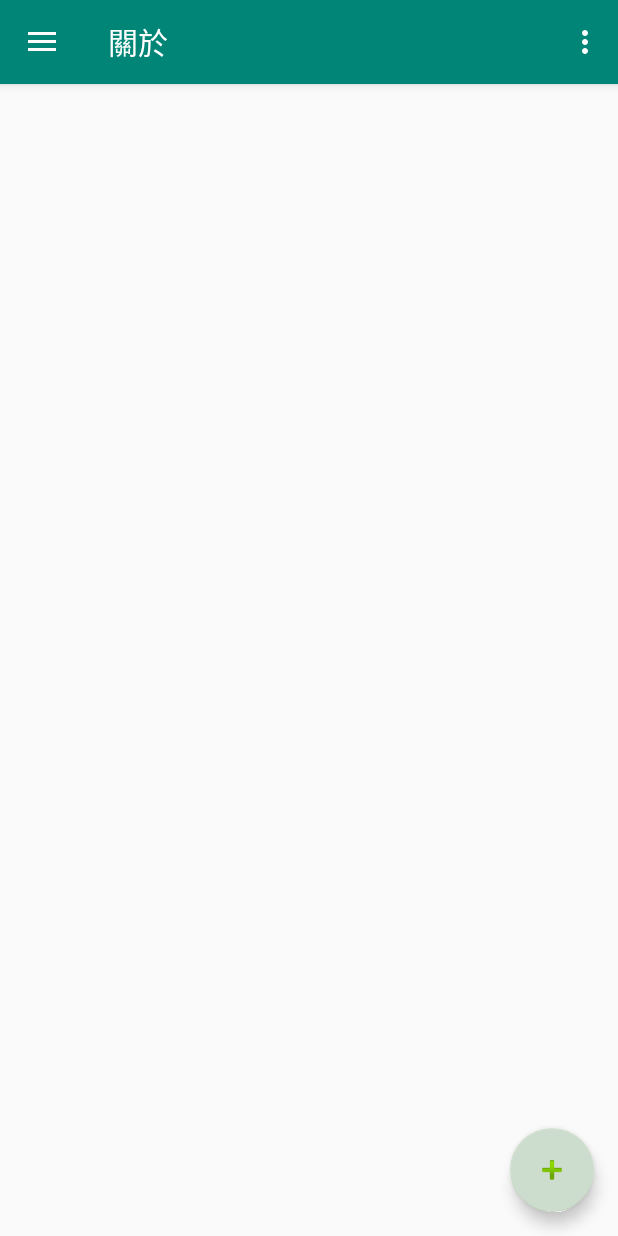
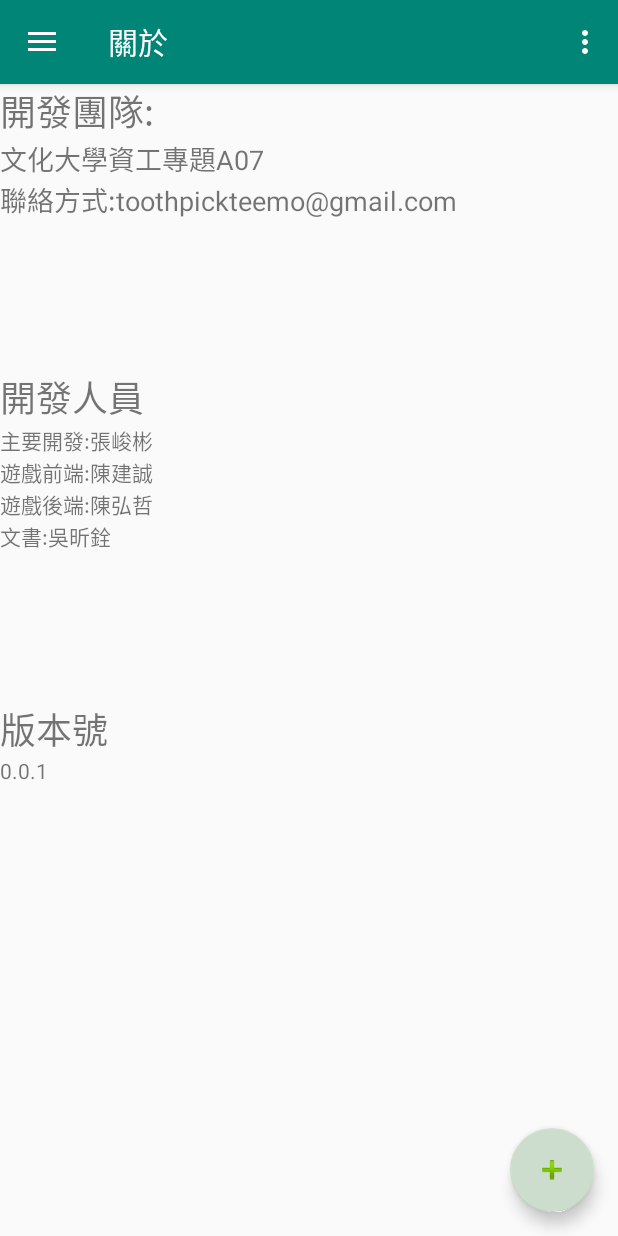
Before and after one commit to toothpicklol/food, an Android app: the pageHome screen opened directly, with no data from a screen before it, in the side drawer, after a tap on "關於", on a phone screen of 412 x 824 dp. Run offline under Robolectric (Android 15) with nearby library versions, the phone set to English and light mode, and no system bars; our stand-ins replace navigation-ui; 6 statements that could not run were skipped.

Commit message:
側拉選單

```diff
--- a/app/src/main/java/com/foodmap/MainActivity.java
+++ b/app/src/main/java/com/foodmap/MainActivity.java
@@ -94,6 +94,7 @@ public class MainActivity extends AppCompatActivity {
 
         pageUser.setName(acc);
         pageShop.setName(acc);
+        pageHome.setName(acc);
 
 
         r=dbcon.dbstring(account.getText().toString(),password.getText().toString(),cookieStr,url);
--- a/app/src/main/java/com/foodmap/dbcon.java
+++ b/app/src/main/java/com/foodmap/dbcon.java
@@ -121,12 +121,12 @@ public class dbcon {
     }
 
 
-    public static String  userInfo(String i,String Wcook,String url){
+    public static String  userInfo(String i,String url){
         String result = "空";
         try{
             HttpClient hc =new DefaultHttpClient();
             HttpPost  hP=new HttpPost(url);
-            hP.addHeader("cookie",Wcook+";expires=Thu,31-Dec-37 23:55:55 GMT;path=/");
+            hP.addHeader("cookie","...");
 
             ArrayList<NameValuePair> params=new ArrayList<NameValuePair>();
             params.add(new BasicNameValuePair("S1",i));
--- a/app/src/main/java/com/foodmap/pageHome.java
+++ b/app/src/main/java/com/foodmap/pageHome.java
@@ -2,7 +2,13 @@ package com.foodmap;
 
 import android.app.Activity;
 import android.content.Intent;
+import android.graphics.drawable.Drawable;
 import android.os.Bundle;
+import android.util.Log;
+import android.view.LayoutInflater;
+import android.widget.ImageView;
+import android.widget.LinearLayout;
+import android.widget.TextView;
 import com.foodmap.ui.home.HomeFragment;
 import com.google.android.material.floatingactionbutton.FloatingActionButton;
 import com.google.android.material.snackbar.Snackbar;
@@ -18,19 +24,42 @@ import androidx.appcompat.app.AppCompatActivity;
 import androidx.appcompat.widget.Toolbar;
 import android.view.Menu;
 
+import java.io.InputStream;
+import java.net.URL;
+
 public class pageHome extends AppCompatActivity {
 
     private AppBarConfiguration mAppBarConfiguration;
     int check=0;
+    TextView name,acc;
+    LinearLayout ll;
+    ImageView head;
+    View view;
+    String info="http://114.32.152.202/foodphp/userinfo.php";
+    private static String user;
+
 
     @Override
     protected void onCreate(Bundle savedInstanceState) {
         super.onCreate(savedInstanceState);
         setContentView(R.layout.activity_page_home);
+
+
+
+
+
+
         Toolbar toolbar = findViewById(R.id.toolbar);
         setSupportActionBar(toolbar);
         DrawerLayout drawer = findViewById(R.id.drawer_layout);
         NavigationView navigationView = findViewById(R.id.nav_view);
+
+        view =navigationView.getHeaderView(0);
+        name=findViewById(R.id.txNavName);
+        acc=findViewById(R.id.txNavAcc);
+        ll=findViewById(R.id.ll);
+        head=findViewById(R.id.imgNavHead);
+
         // Passing each menu ID as a set of Ids because each
         // menu should be considered as top level destinations.
         FloatingActionButton fab = findViewById(R.id.fab);
@@ -54,6 +83,29 @@ public class pageHome extends AppCompatActivity {
 
             }
         });
+        makeInfo[] InfoSQL = new makeInfo[1];
+        String userInfo=dbcon.userInfo(user,info);
+        String[] infoArr=userInfo.split(",");
+        InfoSQL[0] = new makeInfo(infoArr[0], infoArr[1], infoArr[2],infoArr[3]);
+        for (makeInfo point : InfoSQL) {
+            view =navigationView.getHeaderView(0);
+            name=view.findViewById(R.id.txNavName);
+            acc=view.findViewById(R.id.txNavAcc);
+            ll=view.findViewById(R.id.ll);
+            head=view.findViewById(R.id.imgNavHead);
+
+            name.setText(point.username);
+            acc.setText(user);
+            head.setImageDrawable(loadImageFromURL(point.bigHead));
+            ll.setBackground(loadImageFromURL(point.bg));
+
+
+
+
+        }
+
+
+
         mAppBarConfiguration = new AppBarConfiguration.Builder(
                 R.id.nav_home, R.id.nav_gallery, R.id.nav_slideshow,
                 R.id.nav_tools)
@@ -77,6 +129,35 @@ public class pageHome extends AppCompatActivity {
         return NavigationUI.navigateUp(navController, mAppBarConfiguration)
                 || super.onSupportNavigateUp();
     }
+    class makeInfo {
+
+        public String username,userLV,bigHead,bg;
+        public makeInfo( String i, String j,String k,String l) {
+            username=i;
+            userLV=j;
+            bigHead=k;
+            bg=l;
+
+
+        }
+
+
+    }
+    public static void setName(String i){
+        user=i;
+    }
+    private Drawable loadImageFromURL(String url) {
+        try {
+            InputStream is = (InputStream) new URL(url).getContent();
+            Drawable draw = Drawable.createFromStream(is, "src");
+            return draw;
+        } catch (Exception e) {
+            //TODO handle error
+            System.out.println("error");
+            Log.i("loadingImg", e.toString());
+            return null;
+        }
+    }
 
 
 }
--- a/app/src/main/java/com/foodmap/pageShop.java
+++ b/app/src/main/java/com/foodmap/pageShop.java
@@ -103,7 +103,7 @@ public class pageShop extends AppCompatActivity {
     public void addListView(){
         makeInfo[] InfoSQL = new makeInfo[1];
 
-        String userInfo=dbcon.userInfo(user,cookieStr,info);
+        String userInfo=dbcon.userInfo(user,info);
         String[] infoArr=userInfo.split(",");
         InfoSQL[0] = new makeInfo(infoArr[0], infoArr[6], infoArr[1],infoArr[2],infoArr[7],infoArr[4],infoArr[4]+"~"+infoArr[5],infoArr[9],infoArr[8],infoArr[10]);
 
@@ -173,7 +173,7 @@ public class pageShop extends AppCompatActivity {
             String tmp=commentArr[i];
             String[] commentArr2=tmp.split(",");
 
-            String img=dbcon.userInfo(commentArr2[0],cookieStr,imgU);
+            String img=dbcon.userInfo(commentArr2[0],imgU);
             System.out.println(img);
             String[] imgArr=img.split(",");
             System.out.println(imgArr[1]);
--- a/app/src/main/java/com/foodmap/pageUser.java
+++ b/app/src/main/java/com/foodmap/pageUser.java
@@ -88,7 +88,7 @@ public class pageUser extends AppCompatActivity {
 
 
         makeInfo[] InfoSQL = new makeInfo[1];
-        String userInfo=dbcon.userInfo(user,cookieStr,info);
+        String userInfo=dbcon.userInfo(user,info);
         String[] infoArr=userInfo.split(",");
         InfoSQL[0] = new makeInfo(infoArr[0], infoArr[1], infoArr[2],infoArr[3]);
 
--- a/app/src/main/java/com/foodmap/ui/slideshow/SlideshowFragment.java
+++ b/app/src/main/java/com/foodmap/ui/slideshow/SlideshowFragment.java
@@ -39,7 +39,6 @@ public class SlideshowFragment extends Fragment {
                              ViewGroup container, Bundle savedInstanceState) {
 
         View root = inflater.inflate(R.layout.fragment_slideshow, container, false);
-        final TextView textView = root.findViewById(R.id.text_slideshow);
 
         return root;
     }
--- a/app/src/main/res/layout/activity_main.xml
+++ b/app/src/main/res/layout/activity_main.xml
@@ -69,7 +69,7 @@
                 android:textSize="16sp"/>
 
         <ImageView
-                android:id="@+id/imageView"
+                android:id="@+id/imgNavHead"
                 android:layout_width="354dp"
                 android:layout_height="175dp"
                 android:layout_above="@+id/etAcc"
--- a/app/src/main/res/layout/fragment_slideshow.xml
+++ b/app/src/main/res/layout/fragment_slideshow.xml
@@ -2,19 +2,66 @@
 <androidx.constraintlayout.widget.ConstraintLayout
         xmlns:android="http://schemas.android.com/apk/res/android"
         xmlns:app="http://schemas.android.com/apk/res-auto"
-        android:layout_width="match_parent"
+        xmlns:tools="http://schemas.android.com/tools" android:layout_width="match_parent"
         android:layout_height="match_parent">
-
-    <TextView
-            android:id="@+id/text_slideshow"
+    <ScrollView
             android:layout_width="match_parent"
-            android:layout_height="wrap_content"
-            android:layout_marginStart="8dp"
-            android:layout_marginTop="8dp"
-            android:layout_marginEnd="8dp"
-            android:textAlignment="center"
-            android:textSize="20sp"
-            app:layout_constraintEnd_toEndOf="parent"
-            app:layout_constraintStart_toStartOf="parent"
-            app:layout_constraintTop_toTopOf="parent"/>
+            android:layout_height="match_parent">
+        <LinearLayout
+                android:orientation="vertical"
+                android:layout_width="match_parent"
+                android:layout_height="wrap_content"
+        >
+            <TextView
+                    android:text="開發團隊:"
+                    android:layout_width="match_parent"
+                    android:layout_height="wrap_content" android:id="@+id/textView" android:textSize="24sp"/>
+            <TextView
+                    android:text="文化大學資工專題A07"
+                    android:layout_width="match_parent"
+                    android:layout_height="wrap_content" android:id="@+id/textView13" android:textSize="18sp"/>
+            <TextView
+                    android:text="聯絡方式:toothpickteemo@gmail.com"
+                    android:layout_width="match_parent"
+                    android:layout_height="wrap_content" android:id="@+id/textView17" android:textSize="18sp"/>
+            <LinearLayout
+                    android:orientation="vertical"
+                    android:layout_width="match_parent"
+                    android:layout_height="100dp">
+            </LinearLayout>
+            <TextView
+                    android:text="開發人員"
+                    android:layout_width="match_parent"
+                    android:layout_height="wrap_content" android:id="@+id/textView18" android:textSize="24sp"/>
+            <TextView
+                    android:text="主要開發:張峻彬"
+                    android:layout_width="match_parent"
+                    android:layout_height="wrap_content" android:id="@+id/textView21"/>
+            <TextView
+                    android:text="遊戲前端:陳建誠"
+                    android:layout_width="match_parent"
+                    android:layout_height="wrap_content" android:id="@+id/textView23"/>
+            <TextView
+                    android:text="遊戲後端:陳弘哲"
+                    android:layout_width="match_parent"
+                    android:layout_height="wrap_content" android:id="@+id/textView24"/>
+            <TextView
+                    android:text="文書:吳昕銓"
+                    android:layout_width="match_parent"
+                    android:layout_height="wrap_content" android:id="@+id/textView27"/>
+            <LinearLayout
+                    android:orientation="vertical"
+                    android:layout_width="match_parent"
+                    android:layout_height="100dp">
+            </LinearLayout>
+            <TextView
+                    android:text="版本號"
+                    android:layout_width="match_parent"
+                    android:layout_height="wrap_content" android:id="@+id/textView32" android:textSize="24sp"/>
+            <TextView
+                    android:text="0.0.1"
+                    android:layout_width="match_parent"
+                    android:layout_height="wrap_content" android:id="@+id/textView33"/>
+        </LinearLayout>
+    </ScrollView>
 </androidx.constraintlayout.widget.ConstraintLayout>
--- a/app/src/main/res/layout/personal_object_button.xml
+++ b/app/src/main/res/layout/personal_object_button.xml
@@ -19,7 +19,7 @@
                 android:id="@+id/btnUserCom"
                 android:layout_width="wrap_content"
                 android:layout_height="wrap_content"
-                android:text="社群" style="@android:style/Widget.DeviceDefault.Light.Button.Toggle"
+                android:text="社群" style="@android:style/Widget.DeviceDefault.Button.Colored"
                 android:layout_weight="1"/>
         <Button
                 android:id="@+id/btnUserLike"
```
Also changed, not shown: app/src/main/res/layout/nav_header_page_home.xml (+10 -9 lines), app/src/main/res/drawable/post.png (deleted).
